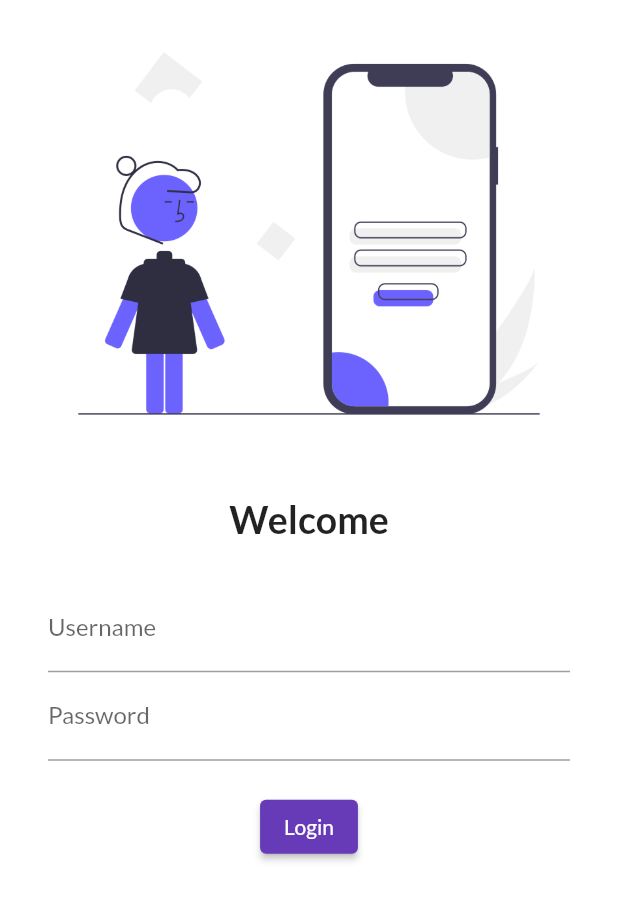
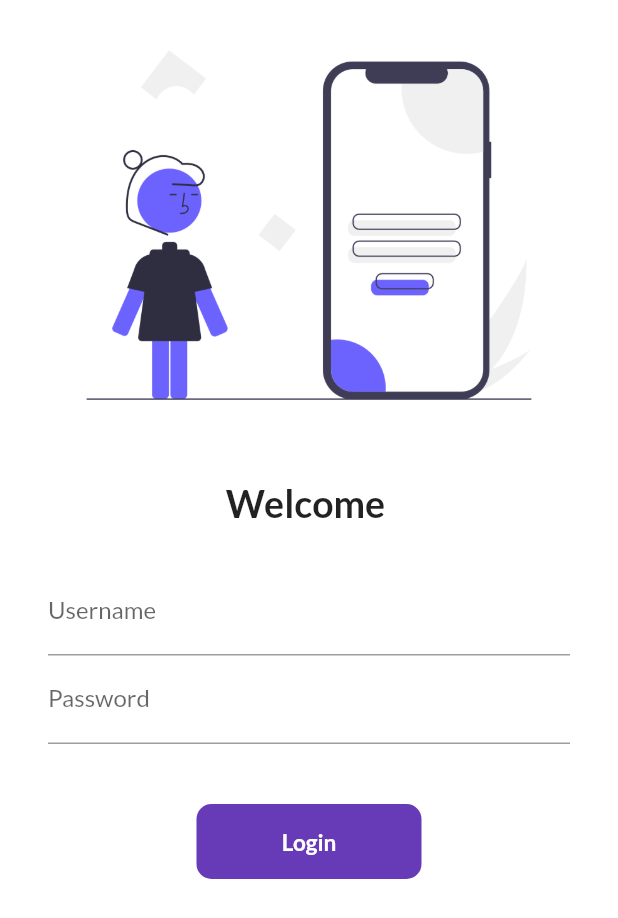
Before and after one commit to TusharPagote/flutter_catalog, a Flutter app: the screen it shows after launch, on a phone screen of 412 x 824 dp. Shown: the top 918 px of the screen. Run offline on Flutter 3.47's test engine with Material 2 defaults, Android fonts, the phone set to English and light mode, and no system bars; our stand-ins replace google_fonts.

Commit message:
day 6 completed

```diff
--- a/lib/main.dart
+++ b/lib/main.dart
@@ -1,6 +1,7 @@
 import 'package:flutter/material.dart';
 import 'package:flutter_catalog/pages/home_page.dart';
 import 'package:flutter_catalog/pages/login_page.dart';
+import 'package:flutter_catalog/utills/routes.dart';
 import 'package:google_fonts/google_fonts.dart';
 import 'package:google_fonts/google_fonts.dart';
 
@@ -26,8 +27,8 @@ class MyApp extends StatelessWidget {
       // initialRoute: "/home",
       routes: {
         "/": (context) => LoginPage(),
-        "/home": (context) => HomePage(),
-        "/login": (context) => LoginPage()
+        MyRoutes.homeRoute: (context) => HomePage(),
+        MyRoutes.loginRoute: (context) => LoginPage()
       },
     );
   }
--- a/lib/pages/login_page.dart
+++ b/lib/pages/login_page.dart
@@ -1,23 +1,34 @@
 import 'package:flutter/material.dart';
+import 'package:flutter_catalog/utills/routes.dart';
 
-class LoginPage extends StatelessWidget {
+class LoginPage extends StatefulWidget {
   const LoginPage({super.key});
 
   @override
+  State<LoginPage> createState() => _LoginPageState();
+}
+
+class _LoginPageState extends State<LoginPage> {
+  String name = "";
+  bool changeButton = false;
+  @override
   Widget build(BuildContext context) {
-    return Material(
-        color: Colors.white,
+    return Scaffold(
+        backgroundColor: Colors.white,
+        body: SingleChildScrollView(
+          reverse: true,
           child: Column(
             children: [
               Image.asset(
                 "assets/images/login.png",
                 fit: BoxFit.cover,
+                height: 300,
               ),
               const SizedBox(
                 height: 20,
               ),
-            const Text(
-              "Welcome",
+              Text(
+                "Welcome $name",
                 style: TextStyle(fontSize: 25, fontWeight: FontWeight.bold),
               ),
               const SizedBox(
@@ -33,6 +44,10 @@ class LoginPage extends StatelessWidget {
                         hintText: "Enter Username",
                         labelText: "Username",
                       ),
+                      onChanged: (value) {
+                        name = value;
+                        setState(() {});
+                      },
                     ),
                     TextFormField(
                       obscureText: true,
@@ -42,17 +57,54 @@ class LoginPage extends StatelessWidget {
                       ),
                     ),
                     const SizedBox(
-                    height: 20,
+                      height: 40,
                     ),
-                  ElevatedButton(
-                    onPressed: () => {print("HI Tushar here")},
-                    child: Text("Login"),
-                    style: TextButton.styleFrom(),
+                    // ElevatedButton(
+                    //   onPressed: () =>
+                    //       {Navigator.pushNamed(context, MyRoutes.homeRoute)},
+                    //   child: Text("Login"),
+                    //   style: TextButton.styleFrom(maximumSize: Size(150, 50)),
+                    // ),
+                    InkWell(
+                      onTap: () async {
+                        setState(() {
+                          changeButton = true;
+                        });
+                        await Future.delayed(Duration(seconds: 1));
+                        Navigator.pushNamed(context, MyRoutes.homeRoute);
+                      },
+                      child: AnimatedContainer(
+                        duration: Duration(seconds: 1),
+                        width: changeButton ? 50 : 150,
+                        height: 50,
+                        alignment: Alignment.center,
+                        decoration: BoxDecoration(
+                            color: Colors.deepPurple,
+                            borderRadius:
+                                BorderRadius.circular(changeButton ? 50 : 10)
+                            // shape: changeButton
+                            //     ? BoxShape.circle
+                            //     : BoxShape.rectangle
+                            ),
+                        child: changeButton
+                            ? Icon(
+                                Icons.done,
+                                color: Colors.white,
+                              )
+                            : Text(
+                                "Login",
+                                style: TextStyle(
+                                    color: Colors.white,
+                                    fontWeight: FontWeight.bold,
+                                    fontSize: 15),
+                              ),
+                      ),
                     )
                   ],
                 ),
               )
             ],
+          ),
         ));
   }
 }
--- /dev/null
+++ b/lib/utills/routes.dart
@@ -0,0 +1,4 @@
+class MyRoutes {
+  static String loginRoute = "/login";
+  static String homeRoute = "/home";
+}
```
Lines whose indentation alone changed are shown as unchanged.
